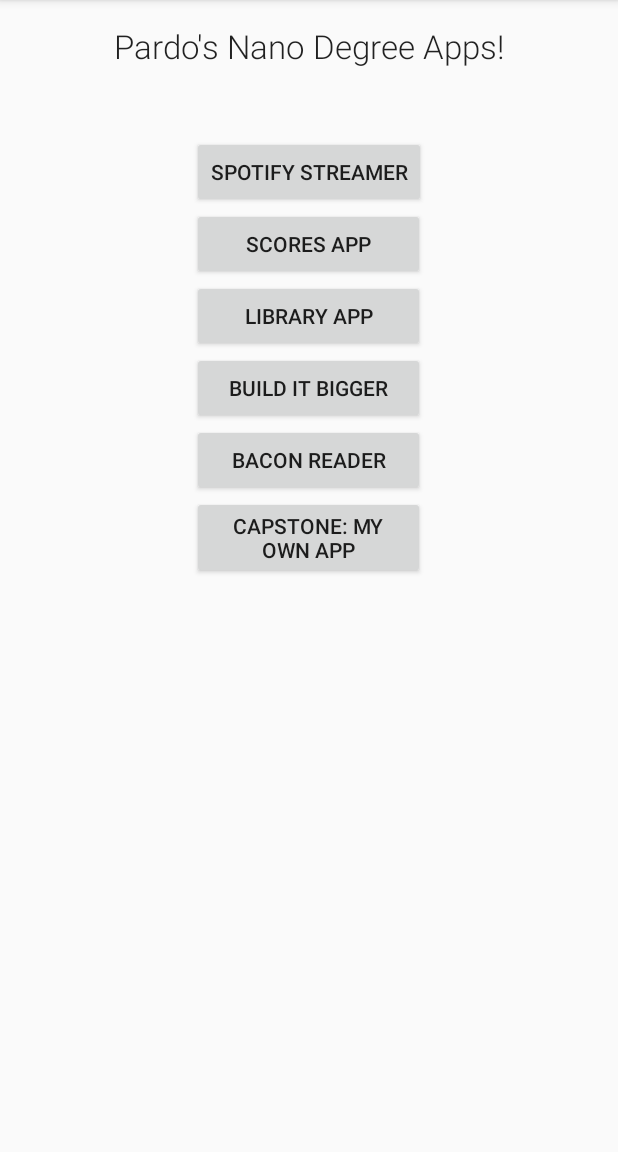
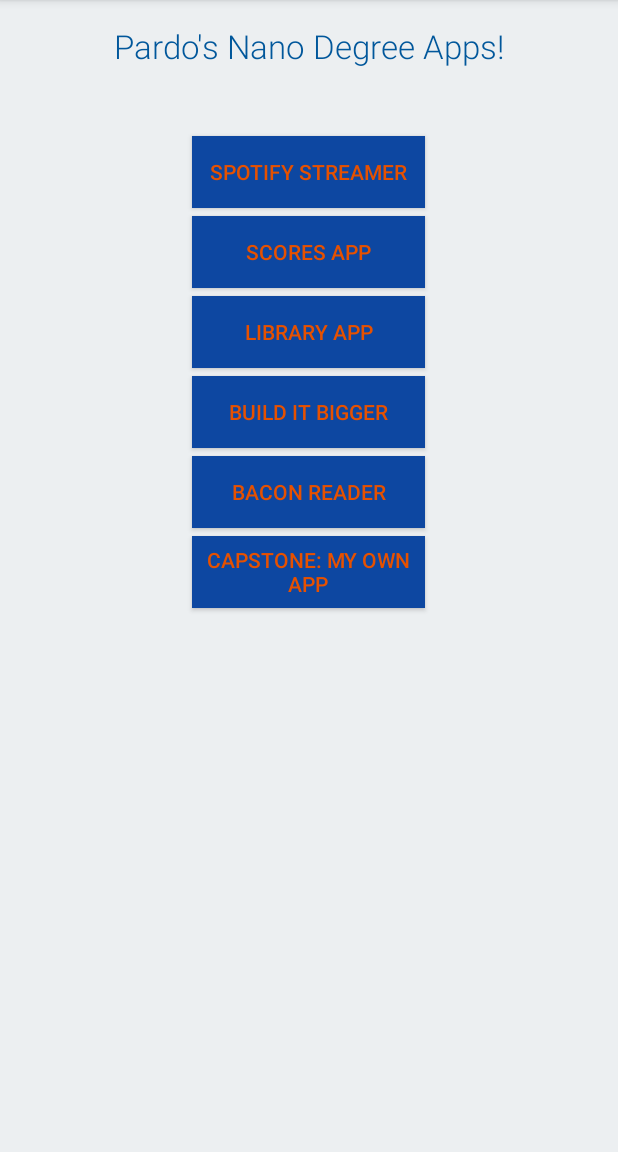
Before and after one commit to Pardo7/Neuron-Show-Case, an Android app: the screen it shows after launch (MainActivity), on a phone screen of 412 x 824 dp, the part 84-1236 px from its top. Run offline under Robolectric (Android 15) with nearby library versions, the phone set to English and light mode, and no system bars.

Commit message:
Styled App UI

```diff
--- a/app/src/main/res/layout/activity_main.xml
+++ b/app/src/main/res/layout/activity_main.xml
@@ -1,5 +1,6 @@
 <RelativeLayout xmlns:android="http://schemas.android.com/apk/res/android"
     xmlns:tools="http://schemas.android.com/tools" android:layout_width="match_parent"
+    android:background="#ECEFF1"
     android:layout_height="match_parent" android:paddingLeft="@dimen/activity_horizontal_margin"
     android:paddingRight="@dimen/activity_horizontal_margin"
     android:paddingTop="@dimen/activity_vertical_margin"
@@ -11,14 +12,17 @@
         android:textAppearance="?android:attr/textAppearanceLarge"
         android:fontFamily="sans-serif-light"
         android:text="Pardo&apos;s Nano Degree Apps!"
+        android:textColor="#01579B"
         android:id="@+id/pardos_nano"
         android:layout_alignParentTop="true"
         android:layout_centerHorizontal="true" />
 
     <Button
-        android:layout_width="wrap_content"
+        android:layout_width="155dp"
         android:layout_height="wrap_content"
         android:text="Spotify Streamer"
+        android:background="#0D47A1"
+        android:textColor="#E65100"
         android:id="@+id/media_streamer"
         android:layout_marginTop="45dp"
         android:layout_below="@+id/pardos_nano"
@@ -28,6 +32,9 @@
         android:layout_width="155dp"
         android:layout_height="wrap_content"
         android:text="Scores App"
+        android:background="#0D47A1"
+        android:textColor="#E65100"
+        android:layout_marginTop="5dp"
         android:id="@+id/super_duo1"
         android:layout_below="@+id/media_streamer"
         android:layout_centerHorizontal="true" />
@@ -36,6 +43,9 @@
         android:layout_width="155dp"
         android:layout_height="wrap_content"
         android:text="Library App"
+        android:background="#0D47A1"
+        android:textColor="#E65100"
+        android:layout_marginTop="5dp"
         android:id="@+id/super_duo2"
         android:layout_below="@+id/super_duo1"
         android:layout_centerHorizontal="true" />
@@ -44,6 +54,9 @@
         android:layout_width="155dp"
         android:layout_height="wrap_content"
         android:text="Build It Bigger"
+        android:background="#0D47A1"
+        android:textColor="#E65100"
+        android:layout_marginTop="5dp"
         android:id="@+id/ant_terminator"
         android:layout_below="@+id/super_duo2"
         android:layout_centerHorizontal="true" />
@@ -52,6 +65,9 @@
         android:layout_width="155dp"
         android:layout_height="wrap_content"
         android:text="Bacon Reader"
+        android:background="#0D47A1"
+        android:textColor="#E65100"
+        android:layout_marginTop="5dp"
         android:id="@+id/materialize"
         android:layout_below="@+id/ant_terminator"
         android:layout_centerHorizontal="true" />
@@ -60,6 +76,9 @@
         android:layout_width="155dp"
         android:layout_height="wrap_content"
         android:text="Capstone: My Own App"
+        android:background="#0D47A1"
+        android:textColor="#E65100"
+        android:layout_marginTop="5dp"
         android:id="@+id/capstone"
         android:layout_below="@+id/materialize"
         android:layout_centerHorizontal="true" />
```
